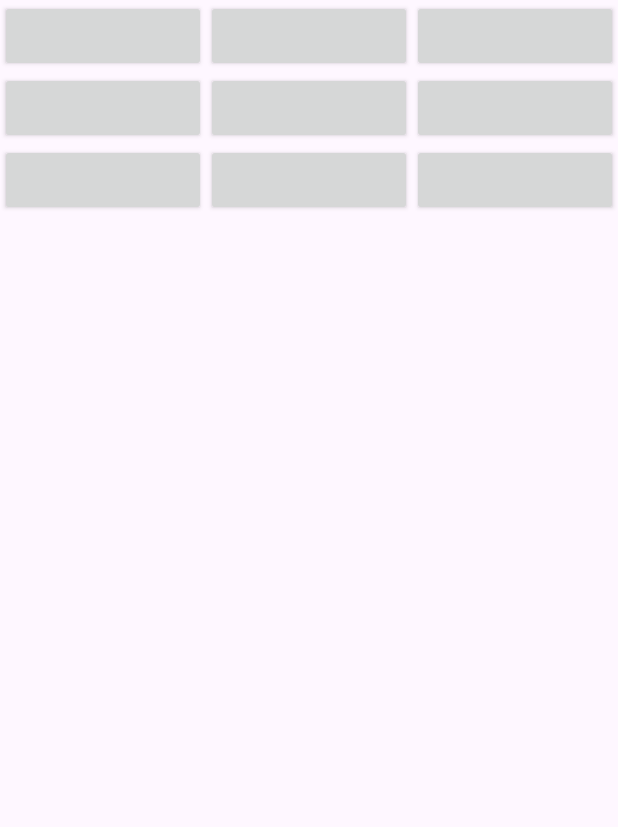
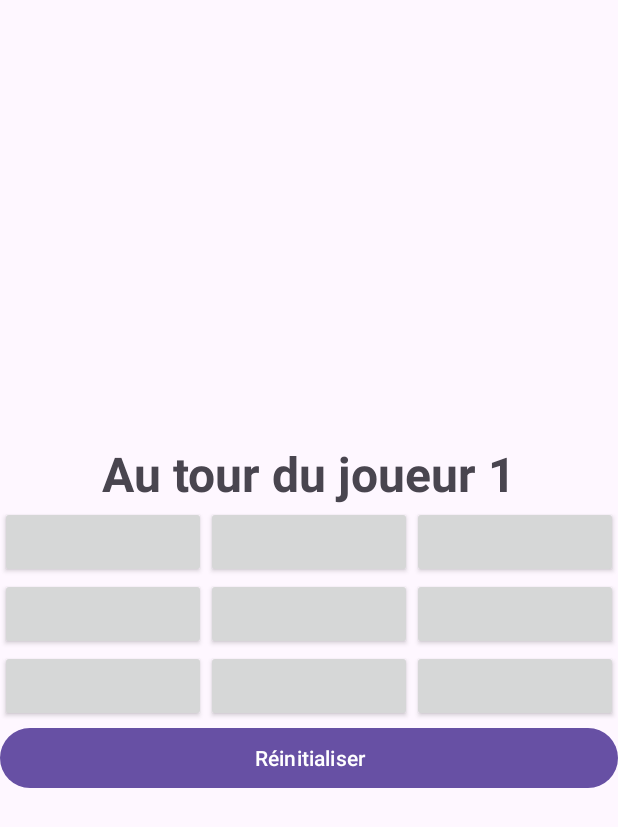
Before and after one commit to OlivierCoteCalcifer/Notakto, an Android app: the screen it shows after launch (NotaktoActivity), on a phone screen of 412 x 824 dp. Shown: the top 827 px of the screen. Run offline under Robolectric (Android 15) with nearby library versions, the phone set to English and light mode, and no system bars.

```diff
--- a/app/src/main/java/cstjean/mobile/notakto/Buttons.java
+++ b/app/src/main/java/cstjean/mobile/notakto/Buttons.java
@@ -4,7 +4,6 @@ package cstjean.mobile.notakto;
 import android.content.Context;
 import android.util.AttributeSet;
 import android.view.View;
-
 import androidx.annotation.Nullable;
 import androidx.appcompat.widget.AppCompatButton;
 
@@ -12,10 +11,6 @@ import androidx.appcompat.widget.AppCompatButton;
  * Cette classe étend AppCompatButton pour permettre la création de boutons de manière dynamique dans le layout.
  */
 public class Buttons extends AppCompatButton implements View.OnClickListener {
-    /**
-     * Variable clickListener.
-     */
-    private OnClickListener notaktoClickListener;
     /**
      * Index du bouton.
      */
@@ -42,25 +37,21 @@ public class Buttons extends AppCompatButton implements View.OnClickListener {
         setOnClickListener(this);
         this.buttonIndex = buttonIndex;
     }
+
     /**
      * Méthode pour assigner un évènement au Notakto.
      *
      * @param view La vue dynamique.
      */
+
     @Override
     public void onClick(View view) {
         if (notaktoClickListener != null) {
-            if (buttonIndex == 0){
+            if (buttonIndex == 0) {
                 notaktoClickListener.onClick(view);
-            } else{
-               notaktoClickListener.onClick(view);
+            } else {
+                notaktoClickListener.onClick(view);
             }
         }
     }
-
-    public interface NotaktoGameListener {
-        void onButtonReset();
-
-        void onButtonClick(int buttonIndex);
-    }
 }
--- a/app/src/main/java/cstjean/mobile/notakto/NotaktoActivity.java
+++ b/app/src/main/java/cstjean/mobile/notakto/NotaktoActivity.java
@@ -1,7 +1,6 @@
 package cstjean.mobile.notakto;
 
 import android.os.Bundle;
-
 import androidx.appcompat.app.AppCompatActivity;
 
 /**
--- a/app/src/main/java/cstjean/mobile/notakto/NotaktoFragment.java
+++ b/app/src/main/java/cstjean/mobile/notakto/NotaktoFragment.java
@@ -1,25 +1,28 @@
 package cstjean.mobile.notakto;
 
+import android.graphics.Typeface;
 import android.os.Bundle;
+import android.util.TypedValue;
+import android.view.Gravity;
 import android.view.LayoutInflater;
 import android.view.View;
 import android.view.ViewGroup;
 import android.widget.Button;
 import android.widget.LinearLayout;
 import android.widget.TextView;
-
+import android.widget.Toast;
 import androidx.annotation.Nullable;
 import androidx.fragment.app.Fragment;
 
 /**
  * Fragment pour l'affichage du Notakto.
  */
-public class NotaktoFragment extends Fragment implements Buttons.NotaktoGameListener {
+public class NotaktoFragment extends Fragment {
 
     /**
      * Array pour rassembler les boutons sur le jeu Notakto.
      */
-    private final Button[] buttonsArray = new Button[10];
+    private final Button[] buttonsArray = new Button[9]; // Corrected size to 9 for a 3x3 grid
     /**
      * Le textView est pour l'affichage du tour du joueur.
      */
@@ -28,31 +31,11 @@ public class NotaktoFragment extends Fragment implements Buttons.NotaktoGameList
      * Le SingletonNotakto avec la logique du jeu.
      */
     private final SingletonNotakto notakto = SingletonNotakto.getInstance();
+    /**
+     * Cette variable est pour une condition du Toast.
+     */
+    private int compteurToast = 0;
 
-    /**
-     * Methode pour aller chercher l'ancienne state au besoin.
-     *
-     * @param savedInstanceState If the fragment is being re-created from
-     *                           a previous saved state, this is the state.
-     */
-
-    @Override
-    public void onCreate(Bundle savedInstanceState) {
-        super.onCreate(savedInstanceState);
-    }
-
-    /**
-     * Instance de creation de la view du notakto.
-     *
-     * @param inflater           The LayoutInflater object that can be used to inflate
-     *                           any views in the fragment,
-     * @param container          If non-null, this is the parent view that the fragment's
-     *                           UI should be attached to.  The fragment should not add the view itself,
-     *                           but this can be used to generate the LayoutParams of the view.
-     * @param savedInstanceState If non-null, this fragment is being re-constructed
-     *                           from a previous saved state as given here.
-     * @return view              Retourne la vue du notakto.
-     */
     @Override
     public View onCreateView(LayoutInflater inflater, ViewGroup container,
                              Bundle savedInstanceState) {
@@ -64,52 +47,74 @@ public class NotaktoFragment extends Fragment implements Buttons.NotaktoGameList
     @Override
     public void onViewCreated(View view, @Nullable Bundle savedInstanceState) {
         super.onViewCreated(view, savedInstanceState);
+        if (savedInstanceState != null) {
+            for (int i = 0; i < buttonsArray.length; i++) {
+                String buttonText = savedInstanceState.getString("Button" + i);
+                buttonsArray[i].setText(buttonText);
+            }
+        }
         startGame(view);
+    }
+
+    @Override
+    public void onSaveInstanceState(Bundle outState) {
+        super.onSaveInstanceState(outState);
+        // Save the state of your buttons (e.g., which ones are marked 'X')
+        for (int i = 0; i < buttonsArray.length; i++) {
+            outState.putString("Button" + i, buttonsArray[i].getText().toString());
+        }
     }
 
     private void setUpBoardView(View view) {
         LinearLayout layoutMain = view.findViewById(R.id.layout_LinearLayoutMain);
         LinearLayout.LayoutParams params = new LinearLayout.LayoutParams(
                 0,
-                LinearLayout.LayoutParams.WRAP_CONTENT,
+                LinearLayout.LayoutParams.MATCH_PARENT,
                 1
         );
+        layoutMain.setGravity(Gravity.CENTER);
+        // Ajout du textview pour le tour des joueurs.
+        textView = new TextView(getContext());
+        textView.setText(notakto.updateTextAndTurn());
+        textView.setLayoutParams(new LinearLayout.LayoutParams(
+                LinearLayout.LayoutParams.MATCH_PARENT, // Width
+                LinearLayout.LayoutParams.WRAP_CONTENT  // Height
+        ));
+
+        textView.setGravity(Gravity.CENTER); // Center text horizontally
+        textView.setTextSize(TypedValue.COMPLEX_UNIT_SP, 32); // Set text size to 24sp
+        textView.setTypeface(null, Typeface.BOLD); // Make the text bold
+        layoutMain.addView(textView, 0);
+
+        // Recuperation des layout dans le fragment pour l'ajout dynamique des boutons.
         LinearLayout layoutNotaktoRangee1 = view.findViewById(R.id.layout_LinearLayoutRangee1);
         LinearLayout layoutNotaktoRangee2 = view.findViewById(R.id.layout_LinearLayoutRangee2);
         LinearLayout layoutNotaktoRangee3 = view.findViewById(R.id.layout_LinearLayoutRangee3);
-        for (int i = 0; i < 4; i++) {
-            LinearLayout rowLayout = new LinearLayout(getContext());
-            rowLayout.setOrientation(LinearLayout.HORIZONTAL);
-            if (i < 3) {
-                // On créer la boutons pour les boutons.
-                for (int j = 0; j < 3; j++) {
-                    Button button = new Button(getContext());
-                    int buttonIndex = i * 3 + j;
-                    buttonsArray[buttonIndex] = button;
-                    button.setLayoutParams(params);
-                    switch (i){
-                        case 0 : layoutNotaktoRangee1.addView(button);
-                        case 1 : layoutNotaktoRangee2.addView(button);
-                        case 2 : layoutNotaktoRangee3.addView(button);
-                    }
-                    rowLayout.addView(button);
-                }
-                layoutMain.addView(rowLayout);
-            } else {
+
+        // Boucle pour l'ajout dynamique des boutons.
+        for (int i = 0; i < 3; i++) {
+            for (int j = 0; j < 3; j++) {
                 Button button = new Button(getContext());
-                int buttonIndex = 9;
+                int buttonIndex = i * 3 + j;
                 buttonsArray[buttonIndex] = button;
                 button.setLayoutParams(params);
-                rowLayout.addView(button);
-
+                switch (i) {
+                    case 0:
+                        layoutNotaktoRangee1.addView(button);
+                        break;
+                    case 1:
+                        layoutNotaktoRangee2.addView(button);
+                        break;
+                    case 2:
+                        layoutNotaktoRangee3.addView(button);
+                        break;
+                    default:
+                        break;
+                }
             }
         }
     }
 
-    /**
-     * Cette methode est la "Game Loop" pour le notakto. On appelle joueurCoup de la classe Notakto
-     * pour valider les mouvements en plus de verifier si une combinaison gagnante est accompli.
-     */
     private void startGame(View view) {
         for (int i = 0; i < buttonsArray.length; i++) {
             final int index = i;
@@ -118,26 +123,38 @@ public class NotaktoFragment extends Fragment implements Buttons.NotaktoGameList
             });
         }
 
-        /*Button resetButton = view.findViewById(R.id.btnRestart);
-        resetButton.setOnClickListener(v -> onButtonReset());*/
+        Button resetButton = view.findViewById(R.id.btnRestart);
+        resetButton.setOnClickListener(v -> onButtonReset());
     }
 
+    /**
+     * Cette méthode redémarre une nouvelle partie lorsque le bouton Réinitialiser est appuyer.
+     */
     public void onButtonReset() {
         notakto.reinitialiser();
-        for (int j = 1; j <= 9; j++) {
-            buttonsArray[j].setText(notakto.CASE_NON_COCHE);
+        for (int j = 0; j < 9; j++) { // Start from 0
+            buttonsArray[j].setText(String.valueOf((notakto.CASE_NON_COCHE)));
         }
         textView.setText(notakto.updateTextAndTurn());
-
+        compteurToast = 0;
     }
 
-    public void onButtonClick(int finalI) {
-        int ligne = (finalI - 1) / 3;
-        int colonne = (finalI - 1) % 3;
+    /**
+     * Cette méthode ajoute X au bouton appuyé du notakto et si la partie est terminée on affiche
+     * un toast pour le joueur perdant.
+     *
+     * @param buttonIndex Index du bouton du notakto dans buttonArray.
+     */
+    public void onButtonClick(int buttonIndex) {
+        int ligne = buttonIndex / 3;
+        int colonne = buttonIndex % 3;
         if (notakto.jouerCoup(ligne, colonne)) {
-            buttonsArray[finalI].setText(notakto.CASE_COCHE);
+            buttonsArray[buttonIndex].setText(String.valueOf(notakto.CASE_COCHE));
             textView.setText(notakto.updateTextAndTurn());
-
+        }
+        if (notakto.isPartieTerminee() && compteurToast == 0) {
+            compteurToast++;
+            Toast.makeText(getContext(), notakto.messagePerdant(), Toast.LENGTH_LONG).show();
         }
     }
 }
--- a/app/src/main/java/cstjean/mobile/notakto/SingletonNotakto.java
+++ b/app/src/main/java/cstjean/mobile/notakto/SingletonNotakto.java
@@ -110,6 +110,7 @@ public class SingletonNotakto {
             }
         }
     }
+
     /**
      * Cette méthode ajoute un X dans layoutNotakto on renvoie un boolean au MainActivity pour
      * valider le coup et changer le text dans le bouton.
@@ -139,9 +140,23 @@ public class SingletonNotakto {
      */
     public String updateTextAndTurn() {
         if (partieTerminee) {
-            return tourJoueur1 ? "Joueur 2 a gagné" : "Joueur 1 a gagné";
+            return tourJoueur1 ? "Félicitations! \n Le joueur 2 a gagné!!!" :
+                    "Félicitations! \n Le joueur 1 a gagné!!!";
         }
         return tourJoueur1 ? "Au tour du joueur 1" : "Au tour du joueur 2";
+    }
+
+    /**
+     * Cette methode renvoie le message pour le toast avec le message du joueur qui a perdu.
+     *
+     * @return String avec le message "Joueur X a perdu!.
+     */
+    public String messagePerdant() {
+        if (tourJoueur1) {
+            return "Joueur 1 a perdu...";
+        } else {
+            return "Joueur 2 a perdu...";
+        }
     }
 
     /**
--- a/app/src/main/res/layout-land/fragment_notakto.xml
+++ b/app/src/main/res/layout-land/fragment_notakto.xml
@@ -1,97 +1,40 @@
 <?xml version="1.0" encoding="utf-8"?>
-<LinearLayout xmlns:android="http://schemas.android.com/apk/res/android"
+<androidx.appcompat.widget.LinearLayoutCompat
+    xmlns:android="http://schemas.android.com/apk/res/android"
     android:layout_width="match_parent"
     android:layout_height="match_parent"
-    android:gravity="center"
-    android:orientation="vertical">
+    android:orientation="horizontal">
 
-    <TextView
-        android:id="@+id/textView"
+    <LinearLayout
+        android:id="@+id/layout_LinearLayoutMain"
         android:layout_width="match_parent"
         android:layout_height="wrap_content"
-        android:gravity="center"
-        android:text="@string/au_tour_du_joueur"
-        android:textSize="24sp" />
+        android:orientation="vertical"
+        android:layout_gravity="center">
 
         <LinearLayout
-        android:layout_width="wrap_content"
+            android:id="@+id/layout_LinearLayoutRangee1"
+            android:layout_width="match_parent"
             android:layout_height="wrap_content"
-        android:layout_gravity="center"
-        android:orientation="horizontal">
-
-        <Button
-            android:id="@+id/btn1"
-            android:layout_width="wrap_content"
-            android:layout_height="wrap_content"
-            android:layout_weight="1" />
-
-        <Button
-            android:id="@+id/btn2"
-            android:layout_width="wrap_content"
-            android:layout_height="wrap_content"
-            android:layout_weight="1" />
-
-        <Button
-            android:id="@+id/btn3"
-            android:layout_width="wrap_content"
-            android:layout_height="wrap_content"
-            android:layout_weight="1" />
-    </LinearLayout>
+            android:orientation="horizontal"></LinearLayout>
 
         <LinearLayout
-        android:layout_width="wrap_content"
+            android:id="@+id/layout_LinearLayoutRangee2"
+            android:layout_width="match_parent"
             android:layout_height="wrap_content"
-        android:layout_gravity="center"
-        android:orientation="horizontal">
-
-        <Button
-            android:id="@+id/btn4"
-            android:layout_width="wrap_content"
-            android:layout_height="wrap_content"
-            android:layout_weight="1" />
-
-        <Button
-            android:id="@+id/btn5"
-            android:layout_width="wrap_content"
-            android:layout_height="wrap_content"
-            android:layout_weight="1" />
-
-        <Button
-            android:id="@+id/btn6"
-            android:layout_width="wrap_content"
-            android:layout_height="wrap_content"
-            android:layout_weight="1" />
-    </LinearLayout>
+            android:orientation="horizontal"></LinearLayout>
 
         <LinearLayout
-        android:layout_width="wrap_content"
+            android:id="@+id/layout_LinearLayoutRangee3"
+            android:layout_width="match_parent"
             android:layout_height="wrap_content"
-        android:layout_gravity="center"
-        android:orientation="horizontal">
-
-        <Button
-            android:id="@+id/btn7"
-            android:layout_width="wrap_content"
-            android:layout_height="wrap_content"
-            android:layout_weight="1" />
-
-        <Button
-            android:id="@+id/btn8"
-            android:layout_width="wrap_content"
-            android:layout_height="wrap_content"
-            android:layout_weight="1" />
-
-        <Button
-            android:id="@+id/btn9"
-            android:layout_width="wrap_content"
-            android:layout_height="wrap_content"
-            android:layout_weight="1" />
-    </LinearLayout>
+            android:orientation="horizontal"></LinearLayout>
 
         <Button
             android:id="@+id/btnRestart"
-        android:layout_width="261dp"
+            android:layout_width="match_parent"
             android:layout_height="wrap_content"
-        android:onClick="onButtonReset"
-        android:text="@string/r_initialiser" />
+            android:layout_weight="3"
+            android:text="@string/r_initialiser"/>
     </LinearLayout>
+</androidx.appcompat.widget.LinearLayoutCompat>
--- a/app/src/main/res/layout/fragment_notakto.xml
+++ b/app/src/main/res/layout/fragment_notakto.xml
@@ -1,36 +1,40 @@
 <?xml version="1.0" encoding="utf-8"?>
 <androidx.appcompat.widget.LinearLayoutCompat
     xmlns:android="http://schemas.android.com/apk/res/android"
-    android:orientation="vertical"
+    android:layout_width="match_parent"
     android:layout_height="match_parent"
-    android:layout_width="match_parent">
+    android:orientation="horizontal">
 
     <LinearLayout
         android:id="@+id/layout_LinearLayoutMain"
-        android:orientation="horizontal"
+        android:layout_width="match_parent"
         android:layout_height="wrap_content"
-        android:layout_width="match_parent">
-    </LinearLayout>
+        android:orientation="vertical"
+        android:layout_gravity="center">
 
         <LinearLayout
             android:id="@+id/layout_LinearLayoutRangee1"
-        android:orientation="horizontal"
+            android:layout_width="match_parent"
             android:layout_height="wrap_content"
-        android:layout_width="match_parent">
-    </LinearLayout>
+            android:orientation="horizontal"></LinearLayout>
 
         <LinearLayout
             android:id="@+id/layout_LinearLayoutRangee2"
-        android:orientation="horizontal"
+            android:layout_width="match_parent"
             android:layout_height="wrap_content"
-        android:layout_width="match_parent">
-    </LinearLayout>
+            android:orientation="horizontal"></LinearLayout>
 
         <LinearLayout
             android:id="@+id/layout_LinearLayoutRangee3"
-        android:orientation="horizontal"
+            android:layout_width="match_parent"
             android:layout_height="wrap_content"
-        android:layout_width="match_parent">
+            android:orientation="horizontal"></LinearLayout>
+
+        <Button
+            android:id="@+id/btnRestart"
+            android:layout_width="match_parent"
+            android:layout_height="wrap_content"
+            android:layout_weight="3"
+            android:text="@string/r_initialiser"/>
     </LinearLayout>
-
 </androidx.appcompat.widget.LinearLayoutCompat>
```
Also changed, not shown: 1 other file. Lines whose indentation alone changed are shown as unchanged.
